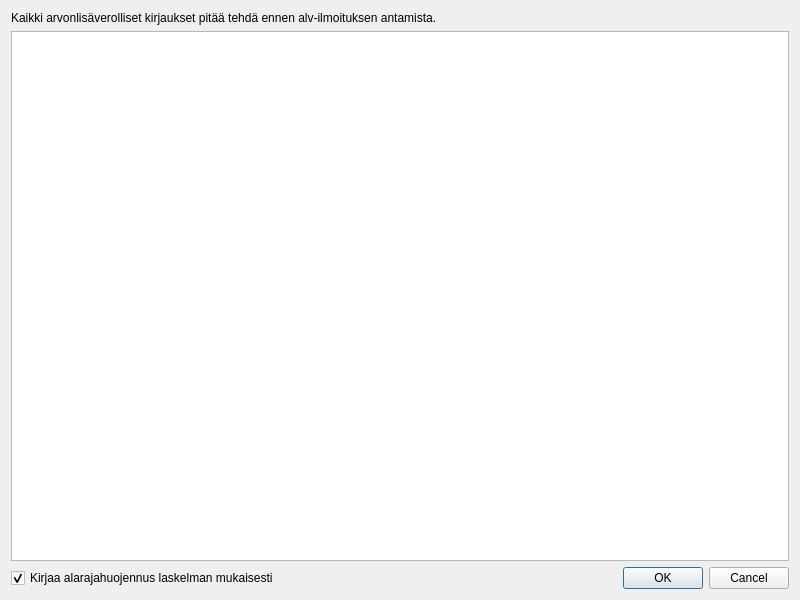
Before: the Qt Designer form kitupiikki/alv/alvilmoitusdialog.ui in artoh/kitupiikki, drawn with Qt 5.
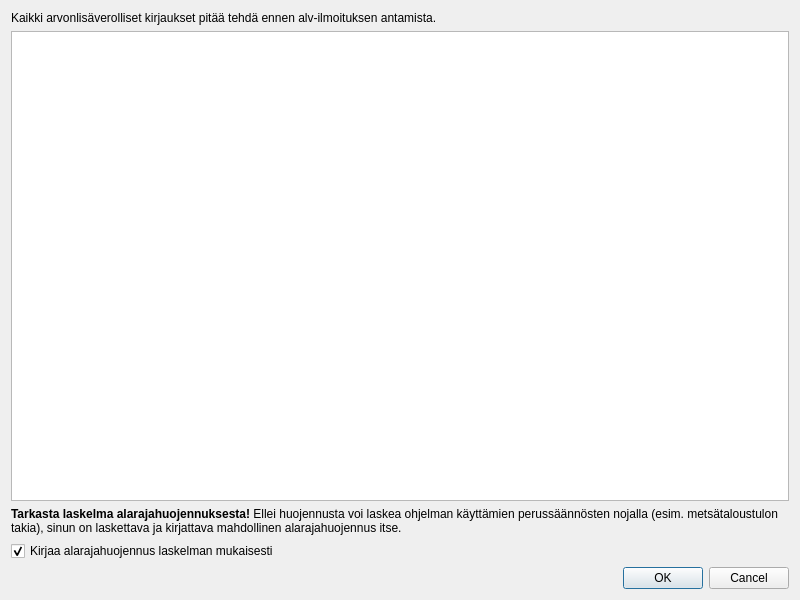
After: the same form once the commit is applied.

What changed in the file:
```diff
--- a/kitupiikki/alv/alvilmoitusdialog.ui
+++ b/kitupiikki/alv/alvilmoitusdialog.ui
@@ -40,9 +40,15 @@
     <widget class="QTextBrowser" name="ilmoitusBrowser"/>
    </item>
    <item>
-    <layout class="QHBoxLayout" name="horizontalLayout">
-     <item>
-      <layout class="QVBoxLayout" name="verticalLayout">
+    <widget class="QLabel" name="alarajaInfo">
+     <property name="text">
+      <string>&lt;b&gt;Tarkasta laskelma alarajahuojennuksesta!&lt;/b&gt; Ellei huojennusta voi laskea ohjelman käyttämien perussäännösten nojalla (esim. metsätaloustulon takia), sinun on laskettava ja kirjattava mahdollinen alarajahuojennus itse.</string>
+     </property>
+     <property name="wordWrap">
+      <bool>true</bool>
+     </property>
+    </widget>
+   </item>
        <item>
         <widget class="QCheckBox" name="huojennusCheck">
          <property name="text">
@@ -53,7 +59,10 @@
          </property>
         </widget>
        </item>
-      </layout>
+   <item>
+    <layout class="QHBoxLayout" name="horizontalLayout">
+     <item>
+      <layout class="QVBoxLayout" name="verticalLayout"/>
      </item>
      <item>
       <widget class="QDialogButtonBox" name="buttonBox">
```
Lines whose indentation alone changed are shown as unchanged.
